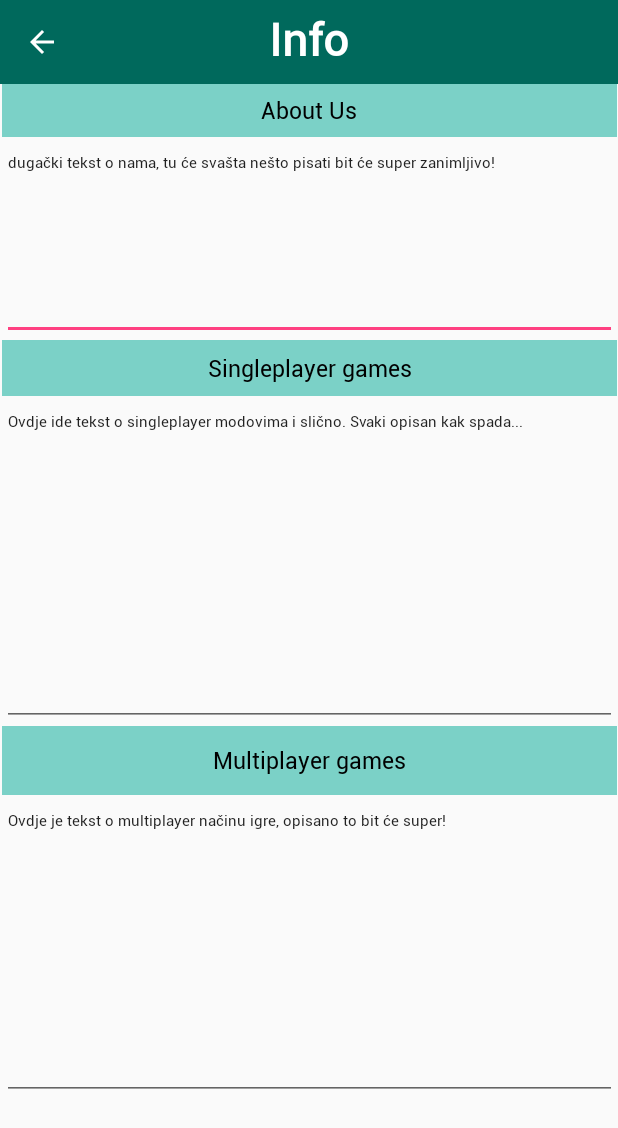
After one commit to AIR-FOI-HR/AIR2002, an Android app: the layout info_page.xml on its own in the app's theme, with its tools: preview values and no code run, on a phone screen of 412 x 824 dp. The commit adds this screen. Shown: the top 1128 px of the screen. Run offline under Robolectric (Android 15) with nearby library versions, the light colour scheme and no system bars.

Commit message:
created info_page layout

```diff
--- /dev/null
+++ b/app/src/main/res/layout/info_page.xml
@@ -0,0 +1,103 @@
+<?xml version="1.0" encoding="utf-8"?>
+<androidx.constraintlayout.widget.ConstraintLayout
+    xmlns:app="http://schemas.android.com/apk/res-auto"
+    xmlns:android="http://schemas.android.com/apk/res/android"
+    xmlns:tools="http://schemas.android.com/tools"
+    android:layout_width="match_parent"
+    android:layout_height="match_parent"
+    android:theme="@style/InfoTheme">
+
+    <androidx.appcompat.widget.Toolbar
+        android:id="@+id/topToolbar"
+        android:layout_width="match_parent"
+        android:layout_height="?attr/actionBarSize"
+        android:background="@color/colorPrimaryDark"
+        android:theme="@style/ThemeOverlay.AppCompat.ActionBar"
+        app:layout_constraintEnd_toEndOf="parent"
+        app:layout_constraintTop_toTopOf="parent"
+        app:navigationIcon="@drawable/abc_vector_test"
+        app:popupTheme="@style/ThemeOverlay.AppCompat.Light" />
+
+    <TextView
+        android:id="@+id/textView"
+        android:layout_width="118dp"
+        android:layout_height="44dp"
+        android:layout_marginTop="5dp"
+        android:gravity="center_horizontal"
+        android:text="@string/about_us"
+        android:textColor="@color/foregroundText"
+        android:textSize="30sp"
+        android:textStyle="bold"
+        app:layout_constraintEnd_toEndOf="parent"
+        app:layout_constraintStart_toStartOf="parent"
+        app:layout_constraintTop_toTopOf="parent" />
+
+    <ScrollView
+        android:layout_width="410dp"
+        android:layout_height="678dp"
+        app:layout_constraintEnd_toEndOf="parent"
+        app:layout_constraintStart_toStartOf="parent"
+        app:layout_constraintTop_toBottomOf="@+id/topToolbar">
+
+        <LinearLayout
+            android:layout_width="match_parent"
+            android:layout_height="wrap_content"
+            android:orientation="vertical">
+
+            <TextView
+                android:id="@+id/textView2"
+                style="@style/InfoTheme.Headings"
+                android:layout_width="match_parent"
+                android:layout_height="35dp"
+                android:gravity="center_horizontal|center_vertical"
+                android:text="About Us" />
+
+            <EditText
+                android:id="@+id/editTextTextMultiLine"
+                style="@style/InfoTheme.Text"
+                android:layout_width="match_parent"
+                android:layout_height="135dp"
+                android:ems="10"
+                android:gravity="start|top"
+                android:inputType="textMultiLine"
+                android:text="@string/about_us_text" />
+
+            <TextView
+                android:id="@+id/textView3"
+                style="@style/InfoTheme.Headings"
+                android:layout_width="match_parent"
+                android:layout_height="37dp"
+                android:gravity="center_horizontal|center_vertical"
+                android:text="Singleplayer games" />
+
+            <EditText
+                android:id="@+id/editTextTextMultiLine2"
+                style="@style/InfoTheme.Text"
+                android:layout_width="match_parent"
+                android:layout_height="220dp"
+                android:ems="10"
+                android:gravity="start|top"
+                android:inputType="textMultiLine"
+                android:text="@string/singleplayer_description" />
+
+            <TextView
+                android:id="@+id/textView4"
+                style="@style/InfoTheme.Headings"
+                android:layout_width="match_parent"
+                android:layout_height="46dp"
+                android:gravity="center_horizontal|center_vertical"
+                android:text="Multiplayer games" />
+
+            <EditText
+                android:id="@+id/editTextTextMultiLine3"
+                style="@style/InfoTheme.Text"
+                android:layout_width="match_parent"
+                android:layout_height="203dp"
+                android:ems="10"
+                android:gravity="start|top"
+                android:inputType="textMultiLine"
+                android:text="@string/multiplayer_description" />
+        </LinearLayout>
+    </ScrollView>
+
+</androidx.constraintlayout.widget.ConstraintLayout>
--- /dev/null
+++ b/app/src/main/res/layout/multiplayer_menu.xml
@@ -0,0 +1,6 @@
+<?xml version="1.0" encoding="utf-8"?>
+<androidx.constraintlayout.widget.ConstraintLayout
+    xmlns:android="http://schemas.android.com/apk/res/android" android:layout_width="match_parent"
+    android:layout_height="match_parent">
+
+</androidx.constraintlayout.widget.ConstraintLayout>
--- a/app/src/main/res/values/colors.xml
+++ b/app/src/main/res/values/colors.xml
@@ -8,4 +8,5 @@
     <color name="textBlack">#000000</color>
     <color name="buttonTextColor">#FFFFFF</color>
     <color name="darkRedColor">#190005</color>
+    <color name="lightColorPrimary">#7bd1c7</color>
 </resources>
--- a/app/src/main/res/values/strings.xml
+++ b/app/src/main/res/values/strings.xml
@@ -31,4 +31,7 @@
     <string name="expert_mode_btn">Expert mode</string>
     <string name="free_play_btn">Free play</string>
     <string name="time_trial_bnt">Time trial</string>
+    <string name="about_us_text">dugački tekst o nama, tu će svašta nešto pisati bit će super zanimljivo!</string>
+    <string name="singleplayer_description">Ovdje ide tekst o singleplayer modovima i slično. Svaki opisan kak spada...</string>
+    <string name="multiplayer_description">Ovdje je tekst o multiplayer načinu igre, opisano to bit će super!</string>
 </resources>
--- a/app/src/main/res/values/styles.xml
+++ b/app/src/main/res/values/styles.xml
@@ -64,4 +64,17 @@
         <item name="android:textSize">20sp</item>
         <item name="android:layout_margin">5dp</item>
     </style>
+
+    <!--INFO -->
+    <style name="InfoTheme">
+        <item name="android:fontFamily">@font/roboto_regular</item>
+    </style>
+    <style name="InfoTheme.Headings">
+        <item name="android:textSize">15sp</item>
+        <item name="android:textColor">@color/textBlack</item>
+        <item name="android:background">@color/lightColorPrimary</item>
+    </style>
+    <style name="InfoTheme.Text">
+        <item name="android:textSize">10sp</item>
+    </style>
 </resources>
```
